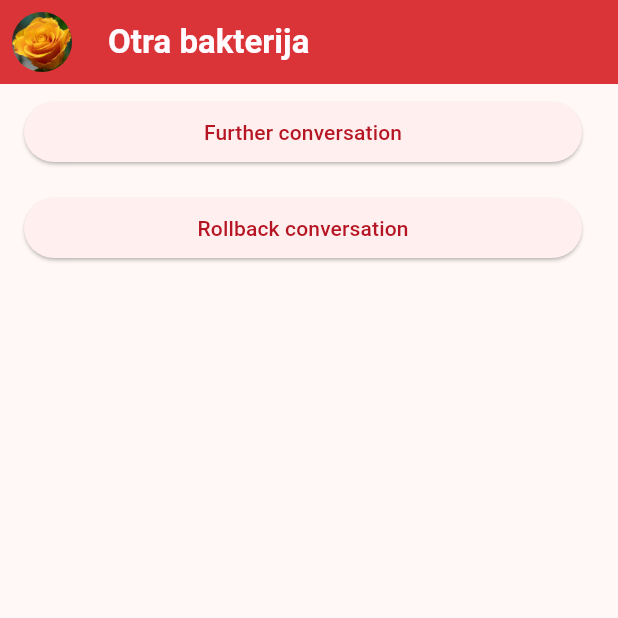
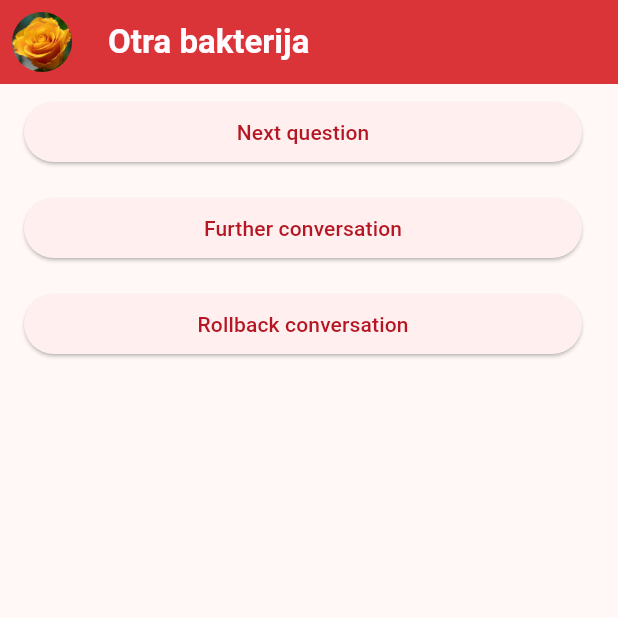
Before and after one commit to arnis-prieditis/bakteriju_tinder, a Flutter app: the screen it shows after launch, after a tap on "Unmatch", after a tap on "Otra bakterija", on a phone screen of 412 x 824 dp, the top half of it. Run offline on Flutter 3.47's test engine with Material 3 defaults, Android fonts, the phone set to English and light mode, and no system bars; our stand-ins replace flutter_markdown, sqflite; accounts and stored records are empty.

Commit message:
add question-answer interaction in dm page

```diff
--- a/lib/database_utils.dart
+++ b/lib/database_utils.dart
@@ -29,8 +29,14 @@ class MCQ {
 
   @override
   String toString() {
-    String nepareiza_atb = nepareizas_atb[0];
-    return 'MCQ{id: $id, jaut: $jaut, pareiza_atb: $pareiza_atb, nepareiza_atb: $nepareiza_atb}';
+    return 'MCQ{id: $id, jaut: $jaut, pareiza_atb: $pareiza_atb, nepareizas_atb: $nepareizas_atb}';
+  }
+
+  List<String> getAtbilzuVarianti() {
+    List<String> atbilzu_varianti = nepareizas_atb.toList();
+    atbilzu_varianti.add(pareiza_atb);
+    atbilzu_varianti.shuffle();
+    return atbilzu_varianti;
   }
 }
 
--- a/lib/dm_page.dart
+++ b/lib/dm_page.dart
@@ -16,6 +16,8 @@ class _DmPageState extends State<DmPage> {
   late List<MCQ> questions;
   bool isLoading = false;
   late int convers_progress;
+  bool isAnswering = false;
+  late List<String> atbilzu_varianti;
 
   @override
   void initState() {
@@ -37,6 +39,18 @@ class _DmPageState extends State<DmPage> {
     setState(() => isLoading = false);
   }
 
+  Future<void> onAnswerTapped(String answer) async {
+    if (answer != questions[convers_progress].pareiza_atb) return;
+    await DatabaseService.instance.updateBaktConversProgress(
+      widget.bakt.id,
+      convers_progress + 1,
+    );
+    refreshConversProgress();
+    setState(() {
+      isAnswering = false;
+    });
+  }
+
   @override
   Widget build(BuildContext context) {
     final theme = Theme.of(context);
@@ -47,7 +61,7 @@ class _DmPageState extends State<DmPage> {
 
     return Scaffold(
       appBar: AppBar(
-        backgroundColor: Theme.of(context).colorScheme.primaryContainer,
+        backgroundColor: theme.colorScheme.primaryContainer,
         leading: Padding(
           padding: const EdgeInsets.all(8.0),
           child: CircleAvatar(
@@ -67,16 +81,64 @@ class _DmPageState extends State<DmPage> {
             )
           : ListView(
               children: [
-                for (int i = 0; i < min(convers_progress, questions.length); i++)
+                for (int i = 0;
+                    i < min(convers_progress, questions.length);
+                    i++)
                   ListTile(
                     title: MsgExchange(
                       theme: theme,
                       question: questions[i],
                     ),
                   ),
+                isAnswering
+                    ? ListTile(
+                        title: Column(
+                          children: [
+                            MsgBox(
+                              text: questions[convers_progress].jaut,
+                              outgoing: false,
+                              filled: true,
+                              color: theme.colorScheme.secondaryContainer,
+                              max_width:
+                                  MediaQuery.of(context).size.width * 2 / 3,
+                            ),
+                            const SizedBox(height: 20.0,),
+                            for (int i = 0; i < atbilzu_varianti.length; i++)
+                              Column(
+                                children: [
+                                  GestureDetector(
+                                    onTap: () => onAnswerTapped(atbilzu_varianti[i]),
+                                    child: MsgBox(
+                                      text: atbilzu_varianti[i],
+                                      outgoing: true,
+                                      filled: false,
+                                      color: theme.colorScheme.primaryContainer,
+                                      max_width: MediaQuery.of(context).size.width * 2 / 3,
+                                    ),
+                                  ),
+                                  const SizedBox(height: 25.0),
+                                ],
+                              ),
+                          ],
+                        ),
+                      )
+                    : ListTile(
+                        title: ElevatedButton(
+                          onPressed: () {
+                            if (convers_progress < questions.length) {
+                              setState(() {
+                                isAnswering = true;
+                                atbilzu_varianti = questions[convers_progress].getAtbilzuVarianti();
+                              });
+                            }
+                          },
+                          child: const Text("Next question"),
+                        ),
+                      ),
                 ListTile(
                   title: ElevatedButton(
                     onPressed: () async {
+                      if (isAnswering) return;
                       if (convers_progress >= questions.length) return;
                       await DatabaseService.instance.updateBaktConversProgress(
                           widget.bakt.id, convers_progress + 1);
@@ -88,6 +150,7 @@ class _DmPageState extends State<DmPage> {
                 ListTile(
                   title: ElevatedButton(
                     onPressed: () async {
+                      if (isAnswering) return;
                       if (convers_progress <= 0) return;
                       await DatabaseService.instance.updateBaktConversProgress(
                           widget.bakt.id, convers_progress - 1);
--- a/lib/home_page.dart
+++ b/lib/home_page.dart
@@ -98,6 +98,8 @@ class _HomePageState extends State<HomePage> {
                               onPressed: () {
                                 DatabaseService.instance
                                     .updateBaktMatched(bakt.id, false);
+                                DatabaseService.instance
+                                    .updateBaktConversProgress(bakt.id, 0);
                                 refreshMatchedList();
                               },
                               child: const Text("Unmatch"),
```
